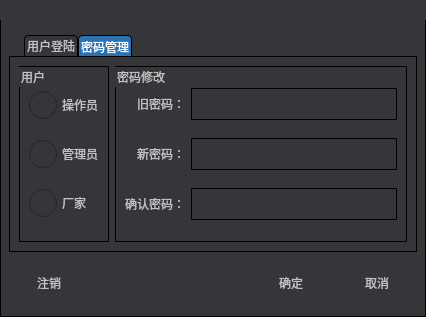
Before: the Qt Designer form dlg_authority.ui in eeyoo/yunsheng, drawn with Qt 5.
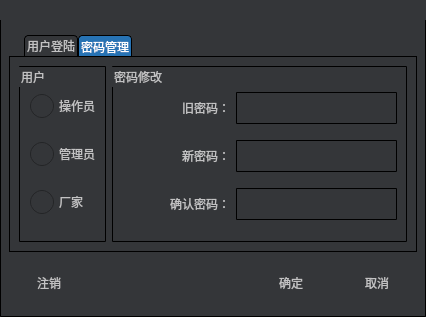
After: the same form once the commit is applied. The open tabs and pages were chosen to show the change. Icons and pictures are not drawn. Custom widgets are drawn as their Qt base class.

The edit to the form file:
```diff
--- a/dlg_authority.ui
+++ b/dlg_authority.ui
@@ -15,6 +15,11 @@
   </property>
   <property name="styleSheet">
    <string notr="true">
+*{
+font: 12px;
+font-family: &quot;微软雅黑&quot;;
+}
+
 QWidget {
 color: #c2c2c3;
 background: #343639;
@@ -88,8 +93,8 @@
 }
 
 QRadioButton::indicator {
-     width: 28px;
-     height: 28px;
+     width: 25px;
+     height: 25px;
 }
 
 QRadioButton::indicator:unchecked {
@@ -306,7 +311,10 @@
            <property name="title">
             <string>密码修改</string>
            </property>
-           <layout class="QGridLayout" name="gridLayout">
+           <layout class="QGridLayout" name="gridLayout" rowstretch="1,1,1" columnstretch="2,3">
+            <property name="topMargin">
+             <number>15</number>
+            </property>
             <item row="0" column="0">
              <widget class="QLabel" name="label">
               <property name="sizePolicy">
```
Left out of the diff: 6 changed lines with no effect on the pictures.
